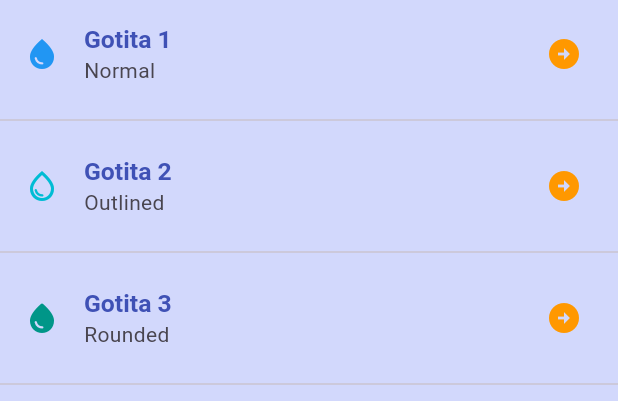
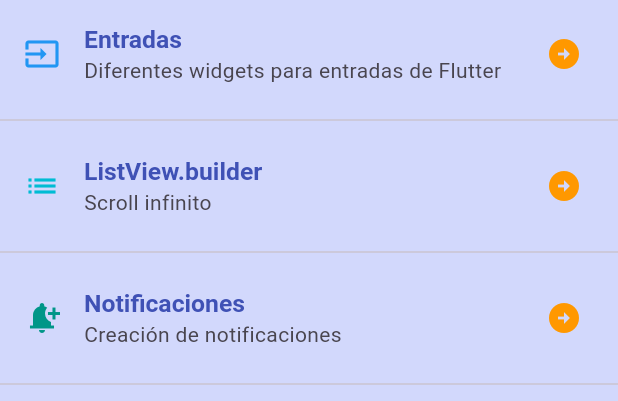
Before and after one commit to LiraU13/componentes_flutter, a Flutter app: the screen it shows after launch, on a phone screen of 412 x 824 dp, the part 84-485 px from its top. Run offline on Flutter 3.47's test engine with Material 3 defaults, Android fonts, the phone set to English and light mode, and no system bars.

Commit message:
Changing the content of the ListTiles

```diff
--- a/lib/home_screen.dart
+++ b/lib/home_screen.dart
@@ -12,9 +12,9 @@ class HomeScreen extends StatelessWidget {
       body: ListView(
         children: [
           ListTile(
-            leading: const Icon(Icons.water_drop, color: Colors.blue),
+            leading: const Icon(Icons.input, color: Colors.blue),
             title: Text(
-                    'Gotita 1',
+                    'Entradas',
                     style: Theme.of(context).textTheme.headlineLarge, // Estilos para el título desde el tema de main_app.dart
                     // style: TextStyle(
                     //   color: Colors.blue,
@@ -22,14 +22,14 @@ class HomeScreen extends StatelessWidget {
                     //   fontSize: 19,
                     // ),
                     ),
-            subtitle: const Text('Normal'),
+            subtitle: const Text('Diferentes widgets para entradas de Flutter'),
             trailing: const Icon(Icons.arrow_circle_right, color: Colors.orange),
           ),
           const Divider(), //Muestra una línea
           ListTile(
-            leading: const Icon(Icons.water_drop_outlined, color: Colors.cyan), // M,uestra un icono a la izquierda
+            leading: const Icon(Icons.list, color: Colors.cyan), // M,uestra un icono a la izquierda
             title: Text(
-                    'Gotita 2',
+                    'ListView.builder',
                     style: Theme.of(context).textTheme.headlineLarge, // Estilos para el título desde el tema de main_app.dart
                     // style: TextStyle(
                     //   color: Colors.cyan,
@@ -37,14 +37,14 @@ class HomeScreen extends StatelessWidget {
                     //   fontSize: 19,
                     // ),
                   ),
-            subtitle: const Text('Outlined'),
+            subtitle: const Text('Scroll infinito'),
             trailing: const Icon(Icons.arrow_circle_right, color: Colors.orange),
           ),
           const Divider(),
           ListTile(
-            leading: const Icon(Icons.water_drop_rounded, color: Colors.teal),
+            leading: const Icon(Icons.notification_add, color: Colors.teal),
             title: Text(
-                    'Gotita 3',
+                    'Notificaciones',
                     style: Theme.of(context).textTheme.headlineLarge, // Estilos para el título desde el tema de main_app.dart
                     // style: TextStyle(
                     //   color: Colors.teal,
@@ -52,7 +52,7 @@ class HomeScreen extends StatelessWidget {
                     //   fontSize: 19,
                     // ),
                   ),
-            subtitle: const Text('Rounded'),
+            subtitle: const Text('Creación de notificaciones'),
             trailing: const Icon(Icons.arrow_circle_right, color: Colors.orange),
           ),
           const Divider(),
```
